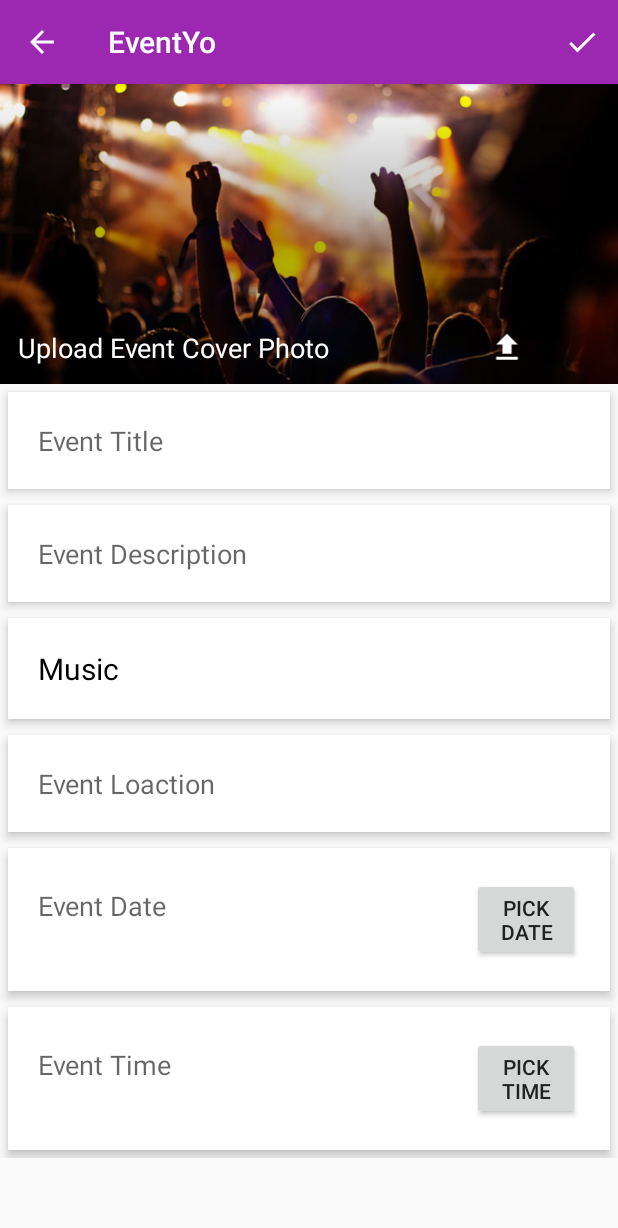
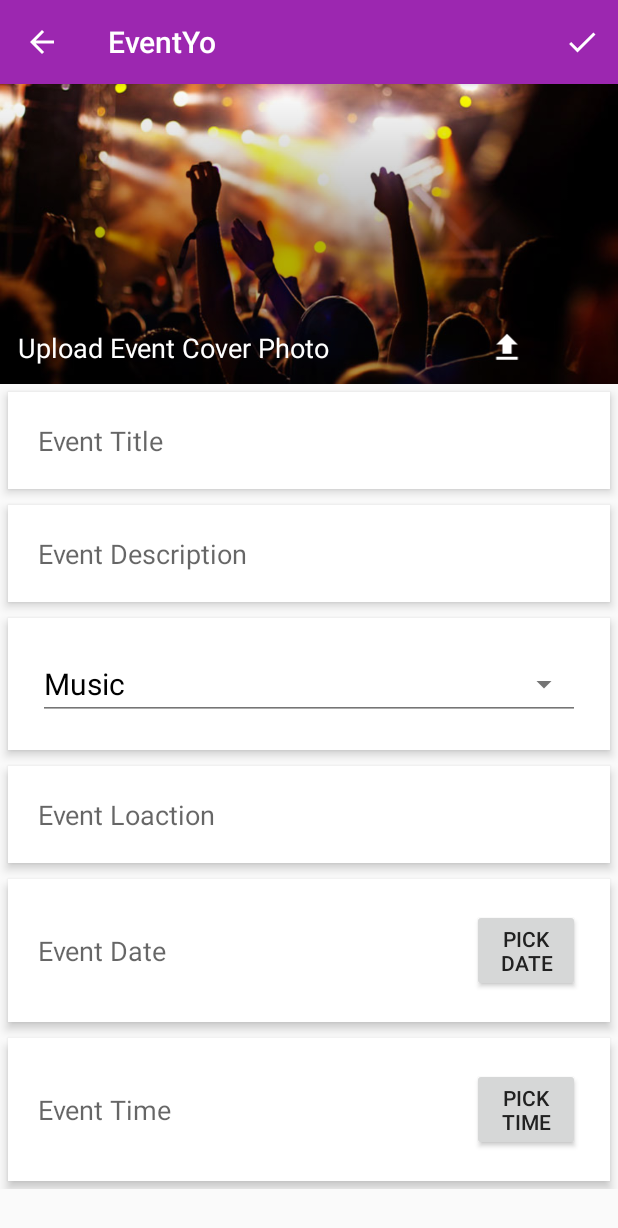
Before and after one commit to AmrAyoub1907/EventYo, an Android app: the CreateEventActivity screen opened directly, with no data from a screen before it, on a phone screen of 412 x 824 dp. Shown: the top 1228 px of the screen. Run offline under Robolectric (Android 15) with nearby library versions, the phone set to English and light mode, and no system bars; our stand-ins replace Firebase (no records; nobody signed in at launch, a user with empty details on screens opened directly), Picasso; pictures from the network do not load.

Commit message:
Final Commit , Ready For Udacity Graduation :D

```diff
--- a/app/src/main/AndroidManifest.xml
+++ b/app/src/main/AndroidManifest.xml
@@ -1,6 +1,5 @@
 <?xml version="1.0" encoding="utf-8"?>
 <manifest xmlns:android="http://schemas.android.com/apk/res/android"
-    xmlns:tools="http://schemas.android.com/tools"
     package="com.amrayoub.eventyo">
 
     <uses-permission android:name="android.permission.INTERNET" />
@@ -31,7 +30,7 @@
             </intent-filter>
         </activity>
         <activity android:name=".myAccountActivity" android:parentActivityName=".MainActivity" />
-        <activity android:name=".UserAccountActivity" />
+        <activity android:name=".UserAccountActivity"/>
         <activity android:name=".EventActivity" android:parentActivityName=".MainActivity" />
         <activity android:name=".CreateEventActivity" android:parentActivityName=".MainActivity" />
         <meta-data
--- a/app/src/main/res/layout/activity_create_event.xml
+++ b/app/src/main/res/layout/activity_create_event.xml
@@ -81,7 +81,7 @@
                     android:elevation="4dp"
                     android:padding="20dp"
                     android:singleLine="true"
-                    android:imeOptions="actionDone"
+                    android:imeOptions="actionNext"
                     android:hint="Event Title" />
                 <EditText
                     android:id="@+id/create_event_description"
@@ -92,21 +92,27 @@
                     android:background="#fff"
                     android:elevation="4dp"
                     android:padding="20dp"
-                    android:imeOptions="actionDone"
+                    android:imeOptions="actionNext"
                     android:singleLine="true"
                     android:hint="Event Description" />
-                <Spinner
-                    android:id="@+id/create_event_category"
-                    android:textSize="18sp"
+                <FrameLayout
+                    android:elevation="4dp"
+                    android:background="#fff"
                     android:layout_width="fill_parent"
-                    android:layout_height="wrap_content"
                     android:layout_margin="5dp"
                     android:layout_marginBottom="3dp"
                     android:layout_marginTop="3dp"
-                    android:background="#fff"
-                    android:elevation="4dp"
                     android:padding="20dp"
-                    android:hint="Event Category" />
+                    android:layout_height="wrap_content">
+                    <Spinner
+                        android:layout_height="match_parent"
+                        android:layout_width="match_parent"
+                        android:spinnerMode="dialog"
+                        style="@style/Widget.AppCompat.Spinner.Underlined"
+                        android:id="@+id/create_event_category"
+                        android:textSize="18sp"
+                        android:hint="Event Category" />
+                </FrameLayout>
                 <EditText
                     android:id="@+id/create_event_location"
                     android:textSize="18sp"
@@ -133,6 +139,7 @@
                     android:layout_weight="1"
                     android:id="@+id/create_event_date"
                     android:textSize="18sp"
+                    android:layout_gravity="center"
                     android:layout_width="match_parent"
                     android:layout_height="wrap_content"
                     android:background="#fff"
@@ -157,6 +164,7 @@
                         android:layout_weight="1"
                         android:id="@+id/create_event_time"
                         android:textSize="18sp"
+                        android:layout_gravity="center"
                         android:layout_width="match_parent"
                         android:layout_height="wrap_content"
                         android:background="#fff"
--- a/app/src/main/res/layout/authentication.xml
+++ b/app/src/main/res/layout/authentication.xml
@@ -193,7 +193,7 @@
         android:textStyle="bold"
         android:textSize="34sp"
         android:layout_gravity="bottom"
-        android:gravity="center_horizontal"
+        android:gravity="center_horizontal|bottom"
         android:textColor="#ffffff"
         android:layout_width="match_parent"
         android:layout_height="wrap_content"
```
Also changed, not shown: app/src/main/java/com/amrayoub/eventyo/CreateEventActivity.java (+24 -2 lines), app/src/main/java/com/amrayoub/eventyo/UserAccountActivity.java (+11 -0 lines).
